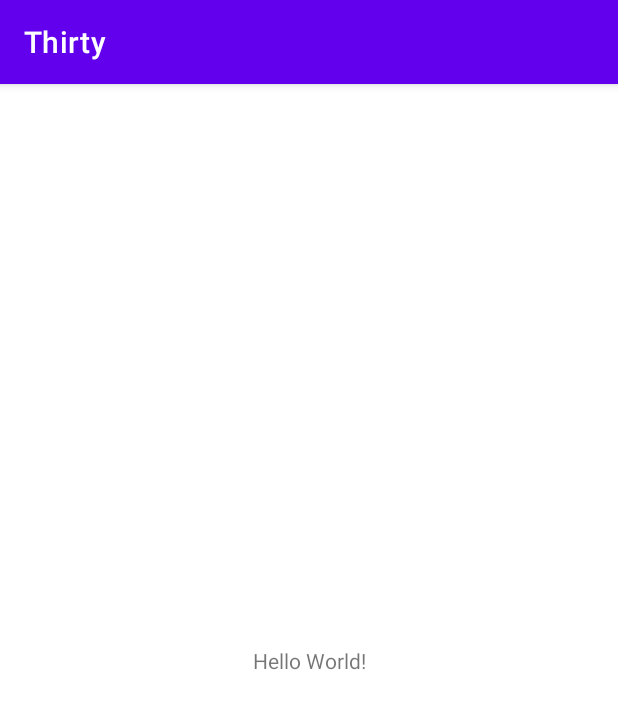
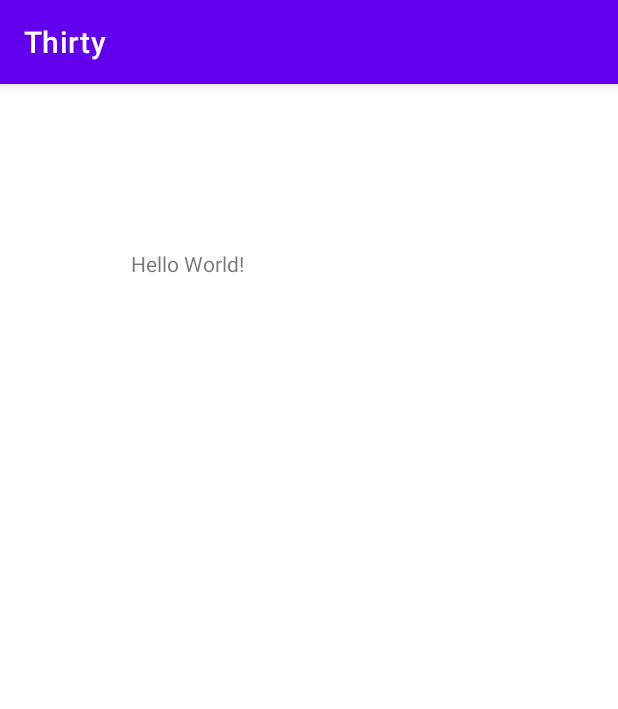
Before and after one commit to Cliveswe/Thirty, an Android app: the screen it shows after launch (MainActivity before the commit, ThirtyActivity after it), on a phone screen of 412 x 824 dp. Shown: the top 709 px of the screen. Run offline under Robolectric (Android 15) with nearby library versions, the phone set to English and light mode, and no system bars.

Commit message:
Initial app setup complete. Logcat setup, done. All activity lifecycle state methods are now created, done. A skeleton to save the activity instance of type Bundle has been added, done.

```diff
--- a/app/build.gradle
+++ b/app/build.gradle
@@ -33,6 +33,8 @@ dependencies {
     implementation 'androidx.appcompat:appcompat:1.2.0'
     implementation 'com.google.android.material:material:1.2.1'
     implementation 'androidx.constraintlayout:constraintlayout:2.0.4'
+    implementation 'androidx.navigation:navigation-fragment:2.3.3'
+    implementation 'androidx.navigation:navigation-ui:2.3.3'
     testImplementation 'junit:junit:4.+'
     androidTestImplementation 'androidx.test.ext:junit:1.1.2'
     androidTestImplementation 'androidx.test.espresso:espresso-core:3.3.0'
--- a/app/src/main/java/com/example/thirty/MainActivity.java
+++ /dev/null
@@ -1,14 +0,0 @@
-package com.example.thirty;
-
-import androidx.appcompat.app.AppCompatActivity;
-
-import android.os.Bundle;
-
-public class MainActivity extends AppCompatActivity {
-
-    @Override
-    protected void onCreate(Bundle savedInstanceState) {
-        super.onCreate(savedInstanceState);
-        setContentView(R.layout.activity_main);
-    }
-}
--- /dev/null
+++ b/app/src/main/java/com/example/thirty/ThirtyActivity.java
@@ -0,0 +1,76 @@
+package com.example.thirty;
+
+import androidx.annotation.NonNull;
+import androidx.appcompat.app.AppCompatActivity;
+
+import android.os.Bundle;
+import android.util.Log;
+
+public class ThirtyActivity extends AppCompatActivity {
+    //Logcat tags
+    private static final String TAG = "ThirtyActivity";
+    private static final String KEY_INDEX = "index";
+
+    private int test;
+
+    @Override
+    protected void onCreate(Bundle savedInstanceState) {
+        super.onCreate(savedInstanceState);
+        Log.d(TAG, "onCreate(Bundle) called");//Logcat
+
+        if(savedInstanceState != null){
+            Log.i(TAG, "Testing saved bundle");
+            test = savedInstanceState.getInt(KEY_INDEX, 0);
+        }
+
+        setContentView(R.layout.activity_thirty);
+
+        //TODO add more data
+    }
+
+    /**
+     * Override methods for each of the activities lifecycle states.
+     */
+    @Override
+    public void onStart() {
+        super.onStart();
+        //TODO add additional state control for onStart
+    }
+
+    @Override
+    public void onResume() {
+        super.onResume();
+        //TODO add additional state control for onResume
+    }
+
+    @Override
+    public void onPause() {
+        super.onPause();
+        //TODO add additional state control onPause
+    }
+
+    @NonNull
+    @Override
+    public void onSaveInstanceState(Bundle savedInstanceState) {
+        super.onSaveInstanceState(savedInstanceState);
+        Log.i(TAG, "onSaveInstanceState");
+
+        //TODO 0 is a dummy value and needs to be swapped out
+        //TODO KEY_INDEX also need to be replaced
+        savedInstanceState.putInt(KEY_INDEX, test);
+    }
+
+    @Override
+    public void onStop() {
+        super.onStop();
+        //TODO add additional state control onStop
+    }
+
+    @Override
+    public void onDestroy() {
+        super.onDestroy();
+        //TODO add additional state control onDestroy
+
+    }
+
+}
--- a/app/src/main/res/layout/activity_main.xml
+++ /dev/null
@@ -1,18 +0,0 @@
-<?xml version="1.0" encoding="utf-8"?>
-<androidx.constraintlayout.widget.ConstraintLayout xmlns:android="http://schemas.android.com/apk/res/android"
-    xmlns:app="http://schemas.android.com/apk/res-auto"
-    xmlns:tools="http://schemas.android.com/tools"
-    android:layout_width="match_parent"
-    android:layout_height="match_parent"
-    tools:context=".MainActivity">
-
-    <TextView
-        android:layout_width="wrap_content"
-        android:layout_height="wrap_content"
-        android:text="Hello World!"
-        app:layout_constraintBottom_toBottomOf="parent"
-        app:layout_constraintLeft_toLeftOf="parent"
-        app:layout_constraintRight_toRightOf="parent"
-        app:layout_constraintTop_toTopOf="parent" />
-
-</androidx.constraintlayout.widget.ConstraintLayout>
--- /dev/null
+++ b/app/src/main/res/layout/activity_thirty.xml
@@ -0,0 +1,15 @@
+<?xml version="1.0" encoding="utf-8"?>
+<LinearLayout xmlns:android="http://schemas.android.com/apk/res/android"
+
+    android:layout_width="match_parent"
+    android:layout_height="match_parent">
+
+
+    <TextView
+        android:id="@+id/textView"
+
+        android:layout_width="249dp"
+        android:layout_height="239dp"
+        android:gravity="center_horizontal|center_vertical"
+        android:text="@string/hello_world" />
+</LinearLayout>
--- /dev/null
+++ b/app/src/main/res/values/dimens.xml
@@ -0,0 +1,3 @@
+<resources>
+    <dimen name="fab_margin">16dp</dimen>
+</resources>
```
Also changed, not shown: app/src/main/AndroidManifest.xml (+6 -4 lines), app/src/main/res/navigation/nav_graph.xml (added, +11 -0 lines), app/src/main/res/values/strings.xml (+10 -0 lines), app/src/main/res/values/themes.xml (+9 -0 lines).
